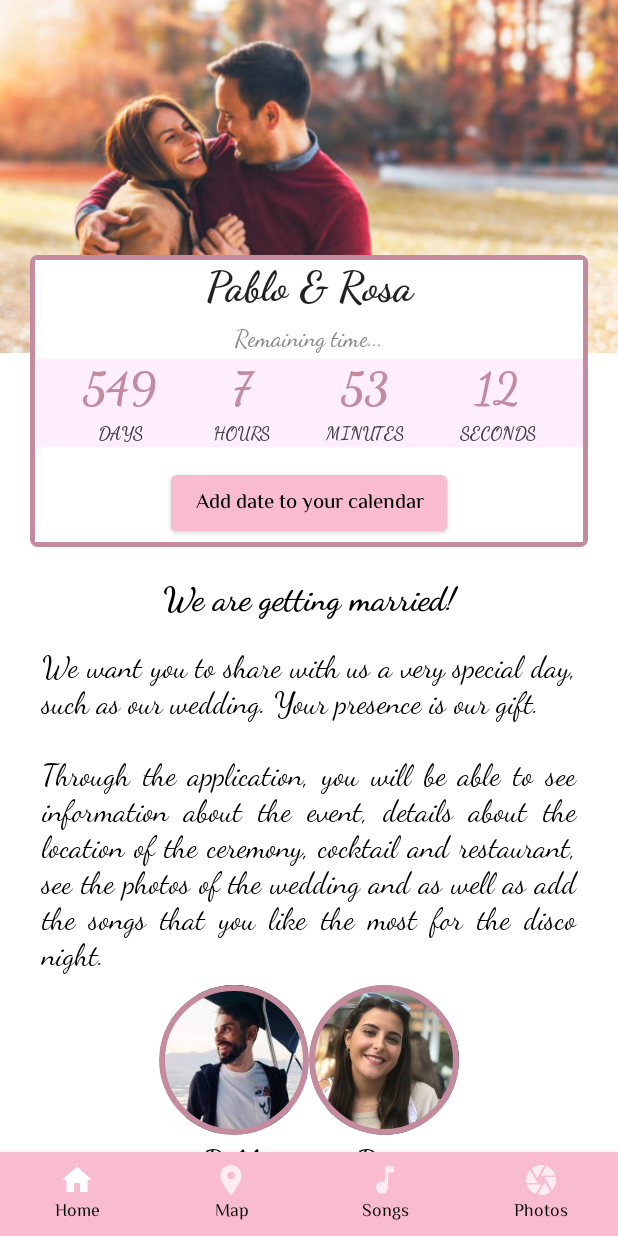
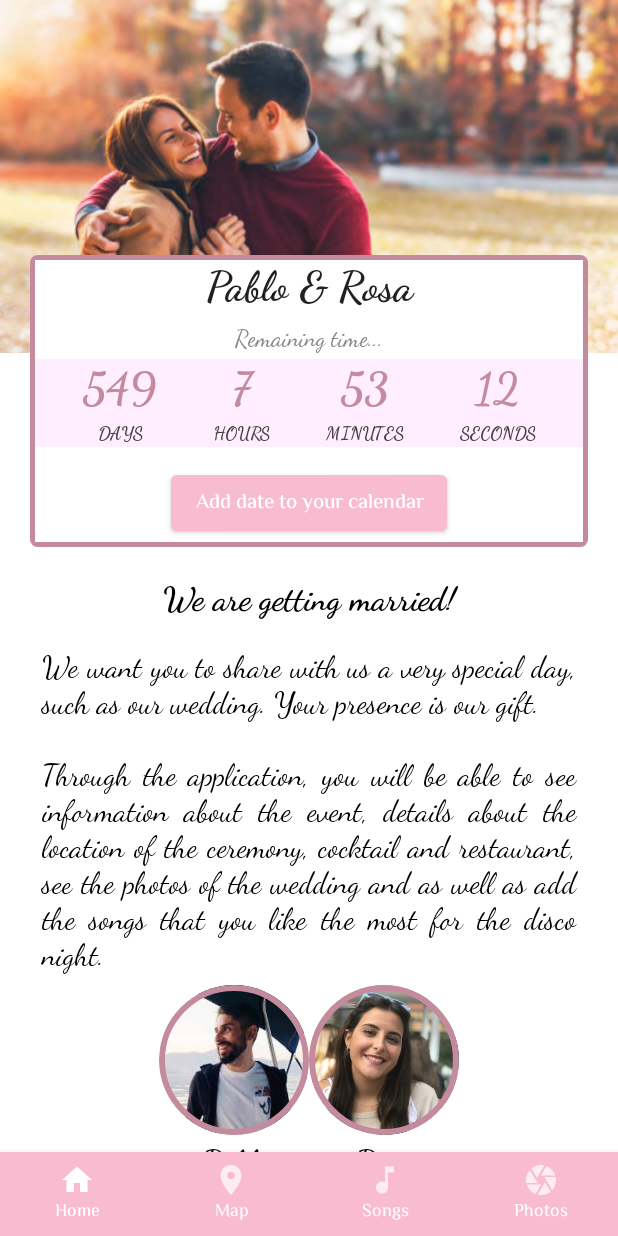
Before and after one commit to javiercamarenatriguero/WeddingApp, an Android app built with Jetpack Compose: the screen it shows after launch (MainActivity), on a phone screen of 412 x 824 dp. Run offline under Robolectric (Android 15) with nearby library versions, the phone set to English and light mode, and no system bars; our stand-ins replace Dagger/Hilt's generated code, constraintlayout-compose.

Commit message:
Add Button Material Theme Design

```diff
--- a/app/src/main/java/com/akole/weddingapp/ui/common/CustomDialog.kt
+++ b/app/src/main/java/com/akole/weddingapp/ui/common/CustomDialog.kt
@@ -28,9 +28,7 @@ fun CustomDialog(
                 },
             ) {
                 Text(
-                    text = buttonText,
-                    fontFamily = FontFamily.Cursive,
-                    fontSize = 20.sp
+                    text = buttonText
                 )
             }
         },
--- a/app/src/main/java/com/akole/weddingapp/ui/navigation/AppBottomNavigation.kt
+++ b/app/src/main/java/com/akole/weddingapp/ui/navigation/AppBottomNavigation.kt
@@ -4,6 +4,7 @@ import androidx.compose.material.BottomNavigationItem
 import androidx.compose.material.Icon
 import androidx.compose.material.Text
 import androidx.compose.runtime.Composable
+import androidx.compose.ui.graphics.Color
 import androidx.compose.ui.res.stringResource
 
 @Composable
@@ -24,7 +25,12 @@ fun AppBottomNavigation(
                         contentDescription = stringResource(id = title)
                     )
                 },
-                label = { Text(text = stringResource(id = title) ) }
+                label = {
+                    Text(
+                        text = stringResource(id = title),
+                        color = Color.White
+                    )
+                }
             )
         }
     }
--- a/app/src/main/java/com/akole/weddingapp/ui/screens/home/header/AddToCalendarButton.kt
+++ b/app/src/main/java/com/akole/weddingapp/ui/screens/home/header/AddToCalendarButton.kt
@@ -2,6 +2,7 @@ package com.akole.weddingapp.ui.screens.home.header
 
 import androidx.compose.foundation.layout.padding
 import androidx.compose.material.Button
+import androidx.compose.material.MaterialTheme
 import androidx.compose.material.Text
 import androidx.compose.runtime.Composable
 import androidx.compose.ui.Modifier
@@ -19,6 +20,8 @@ internal fun AddToCalendarButton(
             onEventHandler.invoke(HomeViewModel.ViewEvent.AddCalendarClicked)
         },
         modifier = Modifier.padding(vertical = 5.dp)) {
-        Text(text = stringResource(id = R.string.add_to_calendar))
+        Text(
+            text = stringResource(id = R.string.add_to_calendar)
+        )
     }
 }
--- a/app/src/main/java/com/akole/weddingapp/ui/screens/pictures/body/PicturesDescription.kt
+++ b/app/src/main/java/com/akole/weddingapp/ui/screens/pictures/body/PicturesDescription.kt
@@ -3,6 +3,7 @@ package com.akole.weddingapp.ui.screens.pictures.body
 import androidx.compose.foundation.layout.*
 import androidx.compose.material.Button
 import androidx.compose.material.LinearProgressIndicator
+import androidx.compose.material.MaterialTheme
 import androidx.compose.material.Text
 import androidx.compose.runtime.Composable
 import androidx.compose.ui.Alignment
@@ -51,9 +52,6 @@ internal fun PicturesDescription(
             enabled = !isCollectionLoading && !isUploadingImagesLoading && isPhotoServiceEnabled,
             modifier = Modifier.padding(vertical = 5.dp)) {
             Text(
-                fontFamily = FontFamily.Cursive,
-                fontWeight = FontWeight.ExtraBold,
-                fontSize = 18.sp,
                 text = stringResource(id = R.string.submit_photo)
             )
         }
--- a/app/src/main/java/com/akole/weddingapp/ui/screens/songs/body/SongsForm.kt
+++ b/app/src/main/java/com/akole/weddingapp/ui/screens/songs/body/SongsForm.kt
@@ -122,9 +122,6 @@ internal fun SongsForm(
             enabled = buttonEnabled,
             modifier = Modifier.padding(vertical = 5.dp)) {
             Text(
-                fontFamily = FontFamily.Cursive,
-                fontWeight = FontWeight.ExtraBold,
-                fontSize = 18.sp,
                 text = stringResource(id = R.string.submit_song)
             )
         }
--- a/app/src/main/java/com/akole/weddingapp/ui/theme/Type.kt
+++ b/app/src/main/java/com/akole/weddingapp/ui/theme/Type.kt
@@ -59,7 +59,8 @@ val Typography = Typography(
     button = TextStyle(
         fontFamily = fonts,
         fontWeight = FontWeight.W500,
-        fontSize = 14.sp
+        fontSize = 14.sp,
+        color = Color.White
     ),
     caption = TextStyle(
         fontFamily = fonts,
```
